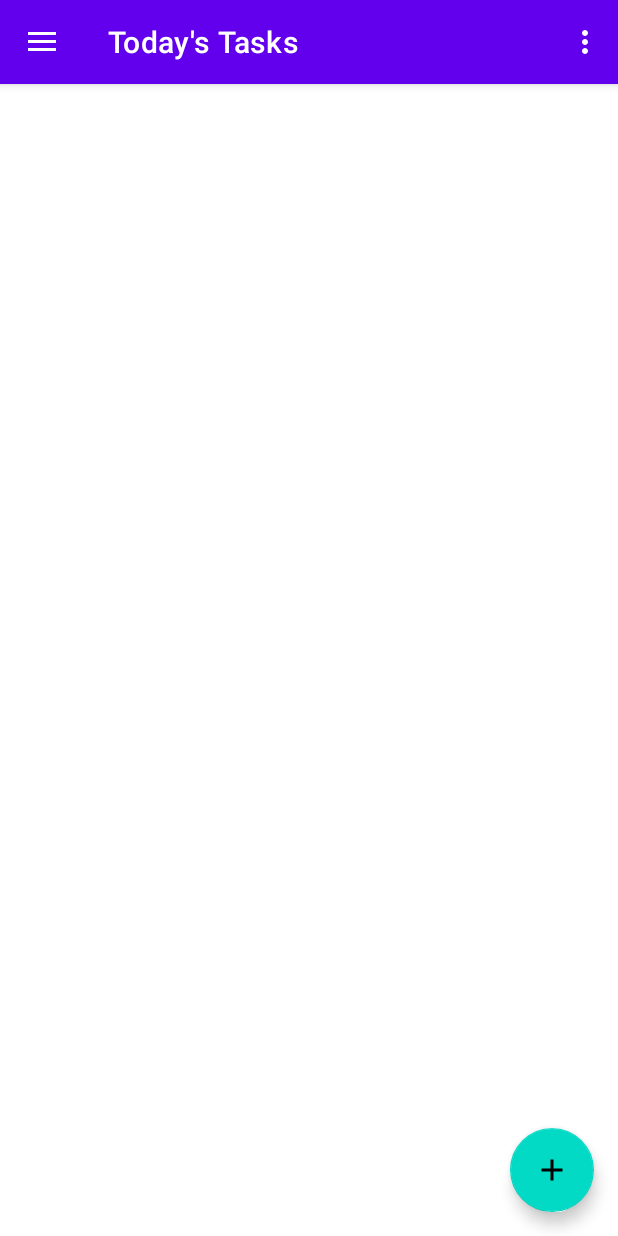
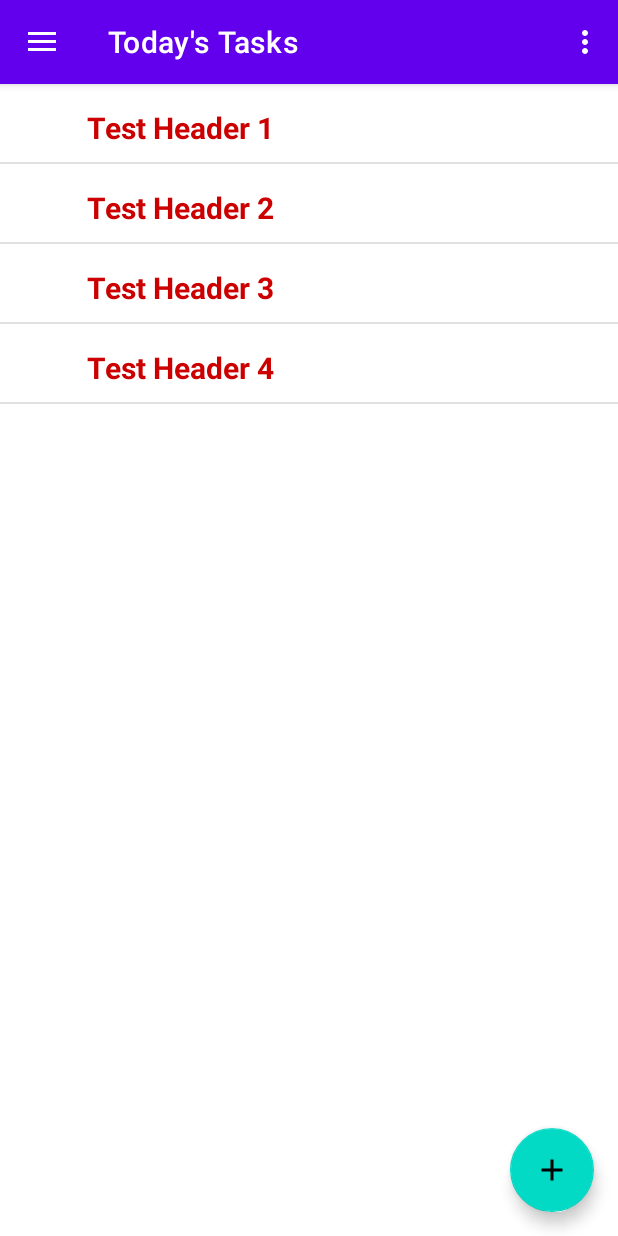
Before and after one commit to WDaugherty/RemindMe, an Android app: the screen it shows after launch (DailyActivity), on a phone screen of 412 x 824 dp. Run offline under Robolectric (Android 15) with nearby library versions, the phone set to English and light mode, and no system bars; our stand-ins replace navigation-ui.

Commit message:
Implemented a working (test) version of an expandable list view within a fragment

```diff
--- a/app/src/main/java/com/example/myapplication/ui/daily/DailyFragment.java
+++ b/app/src/main/java/com/example/myapplication/ui/daily/DailyFragment.java
@@ -1,83 +1,154 @@
 package com.example.myapplication.ui.daily;
 
-import androidx.lifecycle.ViewModelProvider;
-
 import android.os.Bundle;
-
-import androidx.annotation.NonNull;
-import androidx.annotation.Nullable;
-import androidx.fragment.app.Fragment;
-
 import android.view.LayoutInflater;
 import android.view.View;
 import android.view.ViewGroup;
-import android.widget.ExpandableListAdapter;
+import android.widget.BaseExpandableListAdapter;
 import android.widget.ExpandableListView;
-import android.widget.Toast;
+import android.widget.TextView;
+
+import androidx.annotation.Nullable;
+import androidx.fragment.app.Fragment;
+import androidx.lifecycle.ViewModelProvider;
 
 import com.example.myapplication.R;
 
-import java.util.ArrayList;
-import java.util.HashMap;
-import java.util.List;
+public class DailyFragment extends Fragment {
+    private DailyViewModel mViewModel;
+    View rootView;
+    ExpandableListView lv;
+    private String[] groups;
+    private String[][] children;
 
-public class DailyFragment extends Fragment {
 
-    private DailyViewModel mViewModel;
-    ExpandableListView expandableListView;
-    ExpandableListAdapter expandableListAdapter;
-    List<String> expandableListTitle;
-    HashMap<String, List<String>> expandableListDetail;
-    public static DailyFragment newInstance() {
-        return new DailyFragment();
+    public DailyFragment() {
+
+    }
+
+    public void onCreate(Bundle savedInstanceState) {
+        super.onCreate(savedInstanceState);
+
+        groups = new String[] { "Test Header 1", "Test Header 2", "Test Header 3", "Test Header 4" };
+
+        children = new String [][] {
+                { "s simply dummy text of the printing and typesetting industry. Lorem Ipsum has been the industry's standard dummy text ever since the 1500s, when an unknown printer took a galley of type and scrambled it to make a type specimen book. It has survived not only five centuries, but also the leap into electronic typesetting, remaining essentially unchanged. It was popularised in the 1960s with the release of Letraset sheets containing Lorem Ipsum passages, and more recently with desktop publishing software like Aldus PageMaker including versions of Lorem Ipsum." },
+                { "Contrary to popular belief, Lorem Ipsum is not simply random text. It has roots in a piece of classical Latin literature from 45 BC, making it over 2000 years old. Richard McClintock, a Latin professor at Hampden-Sydney College in Virginia, looked up one of the more obscure Latin words, consectetur, from a Lorem Ipsum passage, and going through the cites of the word in classical literature, discovered the undoubtable source. Lorem Ipsum comes from sections 1.10.32 and 1.10.33 of comes from a line in section 1.10.32." },
+                { "It is a long established fact that a reader will be distracted by the readable content of a page when looking at its layout. The point of using Lorem Ipsum is that it has a more-or-less normal distribution of letters, as opposed to using 'Content here, content here', making it look like readable English. Many desktop publishing packages and web page editors now use Lorem Ipsum as their default model text, and a search for 'lorem ipsum' will uncover many web sites still in their infancy. Various versions have evolved over the years, sometimes by accident, sometimes on purpose (injected humour and the like)." },
+                { "There are many variations of passages of Lorem Ipsum available, but the majority have suffered alteration in some form, by injected humour, or randomised words which don't look even slightly believable. If you are going to use a passage of Lorem Ipsum, you need to be sure there isn't anything embarrassing hidden in the middle of text. All the Lorem Ipsum generators on the Internet tend to repeat predefined chunks as necessary, making this the first true generator on the Internet. It uses a dictionary of over 200 Latin words, combined with a handful of model sentence structures, to generate Lorem Ipsum which looks reasonable. The generated Lorem Ipsum is therefore always free from repetition, injected humour, or non-characteristic words etc." }
+        };
     }
 
     @Override
-    public View onCreateView(@NonNull LayoutInflater inflater, @Nullable ViewGroup container,
-                             @Nullable Bundle savedInstanceState) {
-        super.onCreate(savedInstanceState);
-        View view = inflater.inflate(R.layout.daily_fragment, container, false);
-//        expandableListView = (ExpandableListView) view.findViewById(R.id.expandableListView);
-//        expandableListDetail = ExpandableListAdapter.getData();
-//        expandableListTitle = new ArrayList<String>(expandableListDetail.keySet());
-//        expandableListAdapter = new ExpandableListAdapter(this, expandableListTitle, expandableListDetail);
-//        expandableListView.setAdapter(expandableListAdapter);
-//        expandableListView.setOnGroupExpandListener(new ExpandableListView.OnGroupExpandListener() {
-//
-//            @Override
-//            public void onGroupExpand(int groupPosition) {
-//                Toast.makeText(getApplicationContext(),
-//                        expandableListTitle.get(groupPosition) + " ListView Open.",
-//                        Toast.LENGTH_SHORT).show();
-//            }
-//        });
-//
-//        expandableListView.setOnGroupCollapseListener(new ExpandableListView.OnGroupCollapseListener() {
-//
-//            @Override
-//            public void onGroupCollapse(int groupPosition) {
-//                Toast.makeText(getApplicationContext(),
-//                        expandableListTitle.get(groupPosition) + " ListView Closed.",
-//                        Toast.LENGTH_SHORT).show();
-//
-//            }
-//        });
-//
-//        expandableListView.setOnChildClickListener(new ExpandableListView.OnChildClickListener() {
-//            @Override
-//            public boolean onChildClick(ExpandableListView parent, View v,
-//                                        int groupPosition, int childPosition, long id) {
-//                Toast.makeText(getApplicationContext(),
-//                        expandableListDetail.get(
-//                                expandableListTitle.get(groupPosition)).get(
-//                                childPosition), Toast.LENGTH_SHORT
-//                )
-//                        .show();
-//                return false;
-//            }
-//        });
+    public View onCreateView(LayoutInflater inflater, ViewGroup container, Bundle savedInstanceState) {
+        rootView = inflater.inflate(R.layout.daily_fragment, container, false);
 
-        return view;
+        return rootView;
+    }
+
+    @Override
+    public void onViewCreated(View view, Bundle savedInstanceState) {
+        super.onViewCreated(view, savedInstanceState);
+
+        lv = (ExpandableListView) view.findViewById(R.id.expandableListView);
+        lv.setAdapter(new ExpandableListAdapter(groups, children));
+        lv.setGroupIndicator(null);
+
+    }
+
+    public class ExpandableListAdapter extends BaseExpandableListAdapter {
+
+        private final LayoutInflater inf;
+        private String[] groups;
+        private String[][] children;
+
+        public ExpandableListAdapter(String[] groups, String[][] children) {
+            this.groups = groups;
+            this.children = children;
+            inf = LayoutInflater.from(getActivity());
+        }
+
+        @Override
+        public int getGroupCount() {
+            return groups.length;
+        }
+
+        @Override
+        public int getChildrenCount(int groupPosition) {
+            return children[groupPosition].length;
+        }
+
+        @Override
+        public Object getGroup(int groupPosition) {
+            return groups[groupPosition];
+        }
+
+        @Override
+        public Object getChild(int groupPosition, int childPosition) {
+            return children[groupPosition][childPosition];
+        }
+
+        @Override
+        public long getGroupId(int groupPosition) {
+            return groupPosition;
+        }
+
+        @Override
+        public long getChildId(int groupPosition, int childPosition) {
+            return childPosition;
+        }
+
+        @Override
+        public boolean hasStableIds() {
+            return true;
+        }
+
+        @Override
+        public View getChildView(int groupPosition, final int childPosition, boolean isLastChild, View convertView, ViewGroup parent) {
+
+            ViewHolder holder;
+            if (convertView == null) {
+                convertView = inf.inflate(R.layout.list_item, parent, false);
+                holder = new ViewHolder();
+
+                holder.text = (TextView) convertView.findViewById(R.id.item1);
+                convertView.setTag(holder);
+            } else {
+                holder = (ViewHolder) convertView.getTag();
+            }
+
+            holder.text.setText(getChild(groupPosition, childPosition).toString());
+
+            return convertView;
+        }
+
+        @Override
+        public View getGroupView(int groupPosition, boolean isExpanded, View convertView, ViewGroup parent) {
+            ViewHolder holder;
+
+            if (convertView == null) {
+                convertView = inf.inflate(R.layout.list_group, parent, false);
+
+                holder = new ViewHolder();
+                holder.text = (TextView) convertView.findViewById(R.id.listTitle);
+                convertView.setTag(holder);
+            } else {
+                holder = (ViewHolder) convertView.getTag();
+            }
+
+            holder.text.setText(getGroup(groupPosition).toString());
+
+            return convertView;
+        }
+
+        @Override
+        public boolean isChildSelectable(int groupPosition, int childPosition) {
+            return true;
+        }
+
+        private class ViewHolder {
+            TextView text;
+        }
     }
 
     @Override
--- a/app/src/main/res/layout/daily_fragment.xml
+++ b/app/src/main/res/layout/daily_fragment.xml
@@ -5,24 +5,19 @@
     android:layout_height="match_parent"
     tools:context=".ui.daily.DailyFragment">
 
-<!--    <RelativeLayout xmlns:android="https://schemas.android.com/apk/res/android"-->
-<!--        xmlns:tools="https://schemas.android.com/tools"-->
-<!--        android:layout_width="match_parent"-->
-<!--        android:layout_height="match_parent"-->
-<!--        android:paddingLeft="@dimen/activity_horizontal_margin"-->
-<!--        android:paddingRight="@dimen/activity_horizontal_margin"-->
-<!--        android:paddingTop="@dimen/activity_vertical_margin"-->
-<!--        android:paddingBottom="@dimen/activity_vertical_margin"-->
-<!--        tools:context=".MainActivity">-->
+    <LinearLayout xmlns:android="http://schemas.android.com/apk/res/android"
+        android:id="@+id/LinearLayout2"
+        android:layout_width="match_parent"
+        android:layout_height="match_parent"
+        android:orientation="vertical" >
 
-<!--        <ExpandableListView-->
-<!--            android:id="@+id/expandableListView"-->
-<!--            android:layout_height="match_parent"-->
-<!--            android:layout_width="match_parent"-->
-<!--            android:indicatorLeft="?android:attr/expandableListPreferredItemIndicatorLeft"-->
-<!--            android:divider="@android:color/darker_gray"-->
-<!--            android:dividerHeight="0.5dp" />-->
+        <ExpandableListView
+            android:id="@+id/expandableListView"
+            android:layout_width="match_parent"
+            android:layout_height="310dp"
+            android:layout_weight="0.14" >
+        </ExpandableListView>
 
-<!--    </RelativeLayout>-->
+    </LinearLayout>
 
 </FrameLayout>
--- a/app/src/main/res/layout/list_group.xml
+++ b/app/src/main/res/layout/list_group.xml
@@ -1,14 +1,41 @@
 <?xml version="1.0" encoding="utf-8"?>
 <LinearLayout xmlns:android="http://schemas.android.com/apk/res/android"
-android:orientation="vertical" android:layout_width="match_parent"
-android:layout_height="match_parent">
-<TextView
-    android:id="@+id/listTitle"
+    xmlns:tools="http://schemas.android.com/tools"
     android:layout_width="fill_parent"
     android:layout_height="wrap_content"
-    android:paddingLeft="?android:attr/expandableListPreferredItemPaddingLeft"
-    android:textColor="#ffffff"
-    android:background="#B40404"
-    android:paddingTop="10dp"
-    android:paddingBottom="10dp" />
+    android:orientation="horizontal" >
+
+    <LinearLayout
+        android:layout_width="52dp"
+        android:layout_height="52dp"
+        android:orientation="vertical" >
+
+        <ImageView
+            android:id="@+id/photo"
+            android:layout_width="match_parent"
+            android:layout_height="match_parent"
+            android:contentDescription="@string/app_name"
+            android:fitsSystemWindows="true" />
+
+    </LinearLayout>
+
+    <LinearLayout
+        android:layout_width="match_parent"
+        android:layout_height="52dp"
+        android:orientation="vertical" >
+
+        <TextView
+            android:id="@+id/listTitle"
+            android:layout_width="match_parent"
+            android:layout_height="match_parent"
+            android:gravity="center_vertical"
+            android:paddingLeft="6dip"
+            android:paddingTop="6dip"
+            android:textColor="#CC0000"
+            android:textSize="20dp"
+            android:textStyle="bold"
+            tools:ignore="SpUsage" />
+
+    </LinearLayout>
+
 </LinearLayout>
```
Also changed, not shown: app/src/main/res/layout/list_item.xml (+4 -13 lines).
